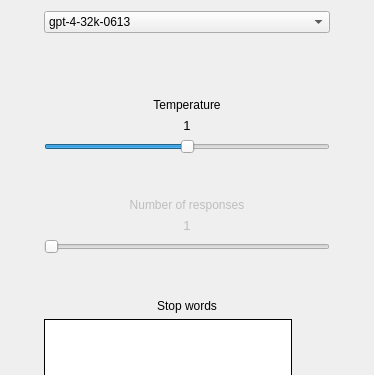
Above: ui/ChatSettingsWidget.ui from KoromeloDev/MindMate before the change; both pictures show x 0 to 374 and y 0 to 375 of the 374 by 621 pixel window. Below: the same form after it.
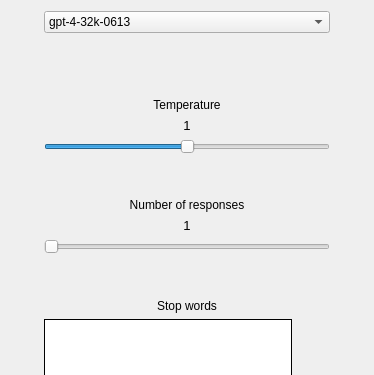
That is the form after the change.

```diff
--- a/ui/ChatSettingsWidget.ui
+++ b/ui/ChatSettingsWidget.ui
@@ -303,9 +303,6 @@
     <layout class="QVBoxLayout" name="verticalLayout_2">
      <item>
       <widget class="QLabel" name="labelN">
-       <property name="enabled">
-        <bool>false</bool>
-       </property>
        <property name="text">
         <string>Number of responses</string>
        </property>
@@ -316,9 +313,6 @@
      </item>
      <item>
       <widget class="QLabel" name="nValue">
-       <property name="enabled">
-        <bool>false</bool>
-       </property>
        <property name="font">
         <font>
          <pointsize>10</pointsize>
```
Left out of the diff: 3 changed lines with no effect on the pictures.
